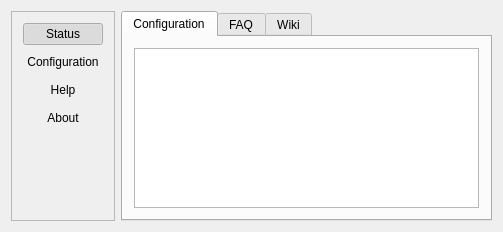
First picture: the form in src/Freelan_gui.ui, repository freelan-developers/freelan-gui, before the edit.
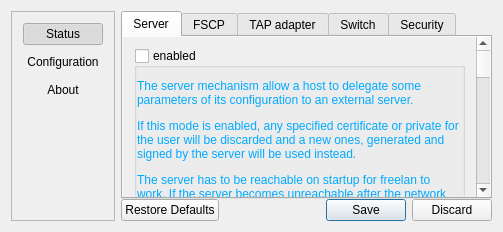
Second picture: the form after the edit. The open tabs and pages were chosen to show the change.

Commit message: removed help page (application should be simple enough), fix windows configuration file saving (QFileInfo( "file" ).canonicalFilePath() return an empty string...)

The edit to the form file:
```diff
--- a/src/Freelan_gui.ui
+++ b/src/Freelan_gui.ui
@@ -80,22 +80,6 @@
           </attribute>
          </widget>
         </item>
-        <item>
-         <widget class="QPushButton" name="help_pushbutton">
-          <property name="text">
-           <string>Help</string>
-          </property>
-          <property name="checkable">
-           <bool>true</bool>
-          </property>
-          <property name="flat">
-           <bool>true</bool>
-          </property>
-          <attribute name="buttonGroup">
-           <string notr="true">buttonGroup</string>
-          </attribute>
-         </widget>
-        </item>
         <item>
          <widget class="QPushButton" name="about_pushbutton">
           <property name="text">
@@ -2513,89 +2497,6 @@
         </item>
        </layout>
       </widget>
-      <widget class="QWidget" name="help_page">
-       <layout class="QVBoxLayout" name="verticalLayout_4">
-        <property name="spacing">
-         <number>0</number>
-        </property>
-        <property name="sizeConstraint">
-         <enum>QLayout::SetMinAndMaxSize</enum>
-        </property>
-        <property name="margin">
-         <number>0</number>
-        </property>
-        <item>
-         <widget class="QTabWidget" name="tabWidget">
-          <property name="currentIndex">
-           <number>0</number>
-          </property>
-          <widget class="QWidget" name="configuration_tab">
-           <attribute name="title">
-            <string>Configuration</string>
-           </attribute>
-           <layout class="QHBoxLayout" name="horizontalLayout">
-            <property name="sizeConstraint">
-             <enum>QLayout::SetMinAndMaxSize</enum>
-            </property>
-            <item>
-             <widget class="QTextBrowser" name="textBrowser">
-              <property name="html">
-               <string>&lt;!DOCTYPE HTML PUBLIC &quot;-//W3C//DTD HTML 4.0//EN&quot; &quot;http://www.w3.org/TR/REC-html40/strict.dtd&quot;&gt;
-&lt;html&gt;&lt;head&gt;&lt;meta name=&quot;qrichtext&quot; content=&quot;1&quot; /&gt;&lt;style type=&quot;text/css&quot;&gt;
-p, li { white-space: pre-wrap; }
-&lt;/style&gt;&lt;/head&gt;&lt;body style=&quot; font-family:'MS Shell Dlg 2'; font-size:8.25pt; font-weight:400; font-style:normal;&quot;&gt;
-&lt;p style=&quot;-qt-paragraph-type:empty; margin-top:0px; margin-bottom:0px; margin-left:0px; margin-right:0px; -qt-block-indent:0; text-indent:0px; font-size:8pt;&quot;&gt;&lt;br /&gt;&lt;/p&gt;&lt;/body&gt;&lt;/html&gt;</string>
-              </property>
-             </widget>
-            </item>
-           </layout>
-          </widget>
-          <widget class="QWidget" name="faq_tab">
-           <attribute name="title">
-            <string>FAQ</string>
-           </attribute>
-           <layout class="QHBoxLayout" name="horizontalLayout_2">
-            <property name="sizeConstraint">
-             <enum>QLayout::SetMinAndMaxSize</enum>
-            </property>
-            <item>
-             <widget class="QTextBrowser" name="textBrowser_2">
-              <property name="html">
-               <string>&lt;!DOCTYPE HTML PUBLIC &quot;-//W3C//DTD HTML 4.0//EN&quot; &quot;http://www.w3.org/TR/REC-html40/strict.dtd&quot;&gt;
-&lt;html&gt;&lt;head&gt;&lt;meta name=&quot;qrichtext&quot; content=&quot;1&quot; /&gt;&lt;style type=&quot;text/css&quot;&gt;
-p, li { white-space: pre-wrap; }
-&lt;/style&gt;&lt;/head&gt;&lt;body style=&quot; font-family:'MS Shell Dlg 2'; font-size:8.25pt; font-weight:400; font-style:normal;&quot;&gt;
-&lt;p style=&quot;-qt-paragraph-type:empty; margin-top:12px; margin-bottom:12px; margin-left:0px; margin-right:0px; -qt-block-indent:0; text-indent:0px; font-size:8pt;&quot;&gt;&lt;br /&gt;&lt;/p&gt;&lt;/body&gt;&lt;/html&gt;</string>
-              </property>
-             </widget>
-            </item>
-           </layout>
-          </widget>
-          <widget class="QWidget" name="wiki_tab">
-           <attribute name="title">
-            <string>Wiki</string>
-           </attribute>
-           <layout class="QHBoxLayout" name="horizontalLayout_3">
-            <property name="sizeConstraint">
-             <enum>QLayout::SetMinAndMaxSize</enum>
-            </property>
-            <item>
-             <widget class="QTextBrowser" name="textBrowser_3">
-              <property name="html">
-               <string>&lt;!DOCTYPE HTML PUBLIC &quot;-//W3C//DTD HTML 4.0//EN&quot; &quot;http://www.w3.org/TR/REC-html40/strict.dtd&quot;&gt;
-&lt;html&gt;&lt;head&gt;&lt;meta name=&quot;qrichtext&quot; content=&quot;1&quot; /&gt;&lt;style type=&quot;text/css&quot;&gt;
-p, li { white-space: pre-wrap; }
-&lt;/style&gt;&lt;/head&gt;&lt;body style=&quot; font-family:'MS Shell Dlg 2'; font-size:8.25pt; font-weight:400; font-style:normal;&quot;&gt;
-&lt;p style=&quot;-qt-paragraph-type:empty; margin-top:15px; margin-bottom:0px; margin-left:0px; margin-right:0px; -qt-block-indent:0; text-indent:0px; font-size:8pt;&quot;&gt;&lt;br /&gt;&lt;/p&gt;&lt;/body&gt;&lt;/html&gt;</string>
-              </property>
-             </widget>
-            </item>
-           </layout>
-          </widget>
-         </widget>
-        </item>
-       </layout>
-      </widget>
       <widget class="QWidget" name="about_page">
        <layout class="QVBoxLayout" name="verticalLayout_3">
         <property name="sizeConstraint">
```
Left out of the diff: 2 changed lines with no effect on the pictures. The commit also changes 2 other files.
